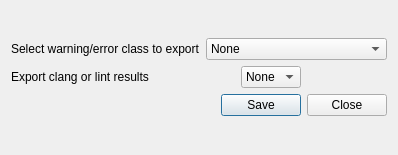
johcro/myDiffTool, file exportdialog.ui: the form before one commit.
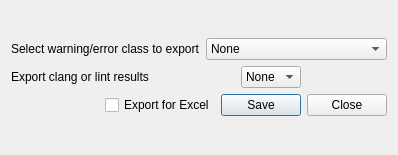
The form after the commit.

Commit message: excel out, sort columns, remove duplicate messages when both have same triage

Patch:
```diff
--- a/exportdialog.ui
+++ b/exportdialog.ui
@@ -102,6 +102,13 @@
          </property>
         </spacer>
        </item>
+       <item>
+        <widget class="QCheckBox" name="exportForExcel">
+         <property name="text">
+          <string>Export for Excel</string>
+         </property>
+        </widget>
+       </item>
        <item>
         <widget class="QPushButton" name="pushButton">
          <property name="text">
```
The commit also changes 4 other files.
